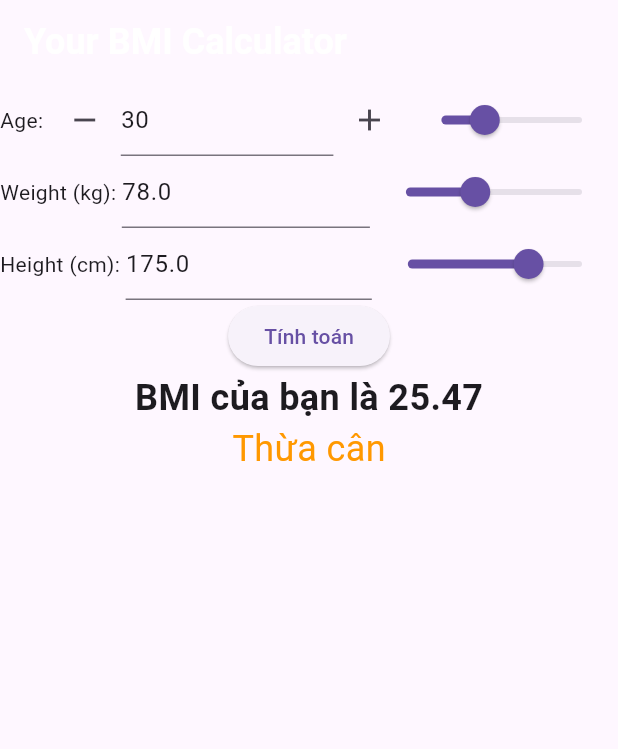
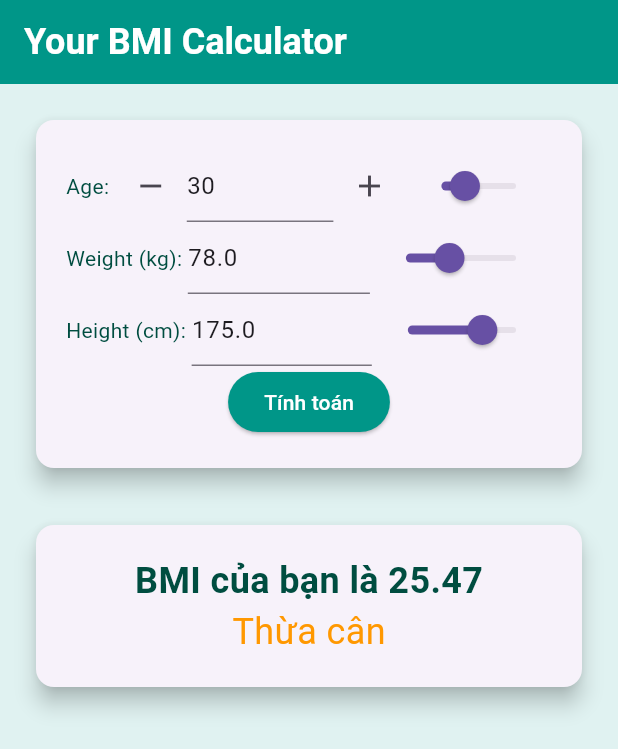
Before and after one commit to letangphuquy/Flutter-Lab-Exercises, a Flutter app: the screen it shows after launch, after a tap on "Tính toán", on a phone screen of 412 x 824 dp. Shown: the top 749 px of the screen. Run offline on Flutter 3.47's test engine with Material 3 defaults, Android fonts, the phone set to English and light mode, and no system bars; our stand-ins replace audioplayers.

Commit message:
Lab 8: Update theme UI colors

```diff
--- a/lab8_bmi/lib/input_form.dart
+++ b/lab8_bmi/lib/input_form.dart
@@ -147,7 +147,7 @@ class _InputFormState extends State<InputForm> {
         ),
         ElevatedButton(
           onPressed: () {
-            widget.onCalculate(_height / 100, _weight); // Chuyển cm sang m
+            widget.onCalculate(_height, _weight); // Chuyển cm sang m
           },
           child: Text('Tính toán'),
         ),
--- a/lab8_bmi/lib/main.dart
+++ b/lab8_bmi/lib/main.dart
@@ -1,6 +1,5 @@
 import 'package:flutter/material.dart';
-import 'package:lab8_bmi/header.dart';
-// import 'header.dart';
+import 'header.dart';
 import 'input_form.dart';
 import 'result_display.dart';
 
@@ -16,8 +15,18 @@ class MyApp extends StatelessWidget {
     return MaterialApp(
       title: 'BMI Calculator',
       theme: ThemeData(
-        primarySwatch: Colors.blue,
-        visualDensity: VisualDensity.adaptivePlatformDensity,
+        primarySwatch: Colors.teal,
+        scaffoldBackgroundColor: Colors.teal[50],
+        cardColor: Colors.white,
+        textTheme: TextTheme(
+          bodyMedium: TextStyle(color: Colors.teal[900]),
+        ),
+        elevatedButtonTheme: ElevatedButtonThemeData(
+          style: ElevatedButton.styleFrom(
+            backgroundColor: Colors.teal,
+            foregroundColor: Colors.white,
+          ),
+        ),
       ),
       home: BMICalculator(),
     );
@@ -25,22 +34,27 @@ class MyApp extends StatelessWidget {
 }
 
 class BMICalculator extends StatefulWidget {
-  const BMICalculator({super.key});
-
   @override
-  State<BMICalculator> createState() => _BMICalculatorState();
+  _BMICalculatorState createState() => _BMICalculatorState();
 }
 
 class _BMICalculatorState extends State<BMICalculator> {
   double _bmi = 0.0;
   String _category = '';
+  bool _isValid = true;
 
   void _calculateBMI(double height, double weight) {
+    if (height <= 0 || weight <= 0) {
       setState(() {
+        _isValid = false;
+      });
+      return;
+    }
     setState(() {
-        _bmi = weight / (height * height); // Tính BMI: cân nặng / (chiều cao^2)
+      _isValid = true;
+      _bmi = weight / ((height / 100) * (height / 100));
       if (_bmi < 18.5) {
-          _category = 'Gầy';
+        _category = 'Dưới cân';
       } else if (_bmi < 25) {
         _category = 'Bình thường';
       } else if (_bmi < 30) {
@@ -49,7 +63,6 @@ class _BMICalculatorState extends State<BMICalculator> {
         _category = 'Béo phì';
       }
     });
-    });
   }
 
   @override
@@ -57,12 +70,44 @@ class _BMICalculatorState extends State<BMICalculator> {
     return Scaffold(
       appBar: AppBar(
         title: Header(),
+        backgroundColor: Colors.teal,
       ),
-      body: Column(
+      body: SingleChildScrollView(
+        child: Padding(
+          padding: const EdgeInsets.all(20.0),
+          child: Column(
+            crossAxisAlignment: CrossAxisAlignment.stretch,
             children: [
-          InputForm(onCalculate: _calculateBMI),
-          ResultDisplay(bmi: _bmi, category: _category),
+              Card(
+                elevation: 6,
+                shape: RoundedRectangleBorder(borderRadius: BorderRadius.circular(12)),
+                child: Padding(
+                  padding: const EdgeInsets.all(20.0),
+                  child: InputForm(onCalculate: _calculateBMI),
+                ),
+              ),
+              SizedBox(height: 20),
+              if (!_isValid)
+                Padding(
+                  padding: const EdgeInsets.only(bottom: 10),
+                  child: Text(
+                    'Vui lòng nhập giá trị hợp lệ cho chiều cao và cân nặng.',
+                    style: TextStyle(color: Colors.redAccent, fontSize: 16),
+                    textAlign: TextAlign.center,
+                  ),
+                ),
+              SizedBox(height: 10),
+              Card(
+                elevation: 6,
+                shape: RoundedRectangleBorder(borderRadius: BorderRadius.circular(12)),
+                child: Padding(
+                  padding: const EdgeInsets.all(20.0),
+                  child: ResultDisplay(bmi: _bmi, category: _category),
+                ),
+              ),
             ],
+          ),
+        ),
       ),
     );
   }
```
Lines whose indentation alone changed are shown as unchanged.
